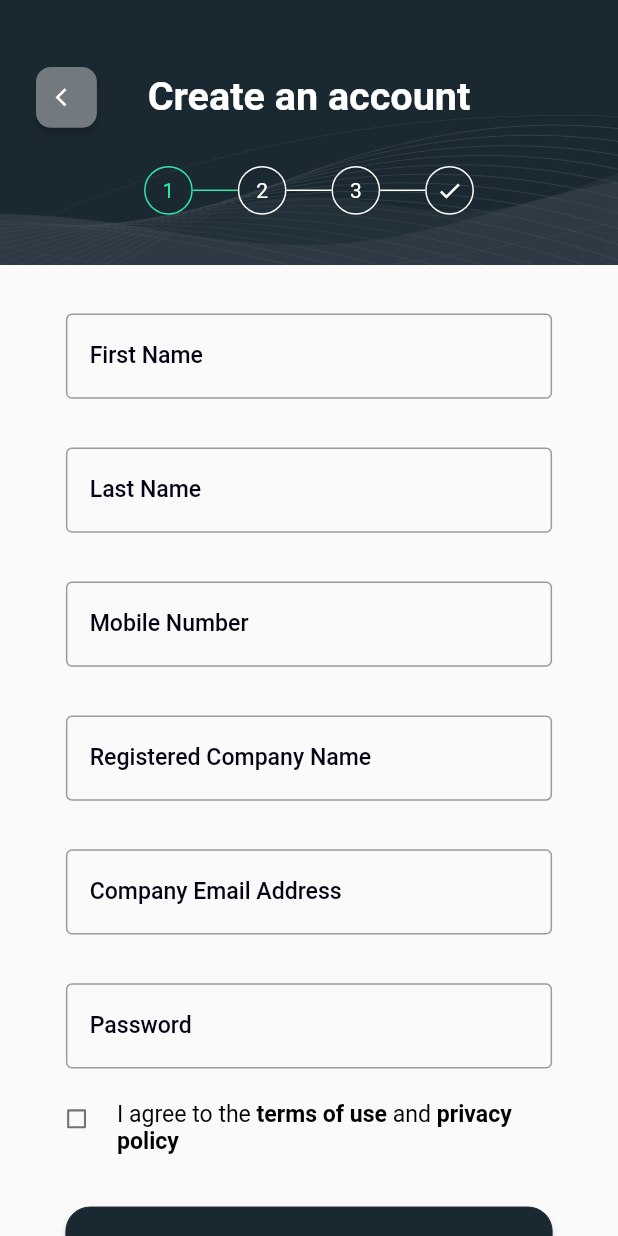
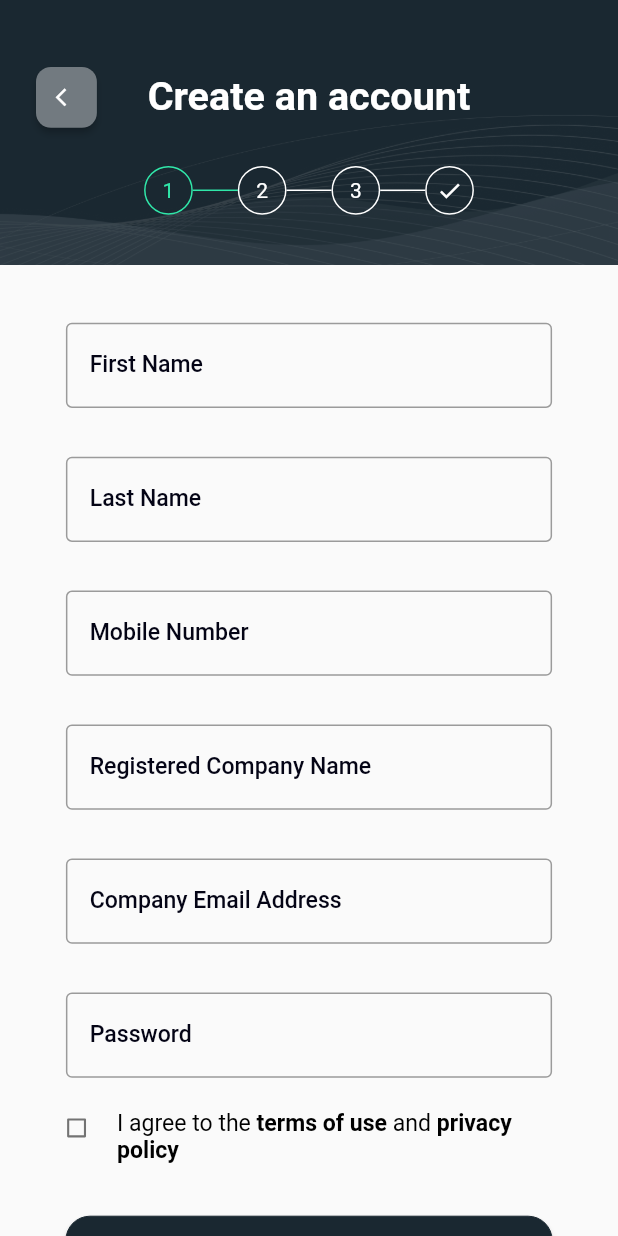
Before and after one commit to bestmycode/FlexMobileApp, a Flutter app: the SignUpScreen screen opened by its route, on a phone screen of 412 x 824 dp. Run offline on Flutter 3.47's test engine with Material 2 defaults, Android fonts, the phone set to English and light mode, and no system bars; missing offline and left inert: dart:js.

Commit message:
make CustomTextField, CustonSpacer and signup_progress

```diff
--- a/lib/ui/auth/signup.dart
+++ b/lib/ui/auth/signup.dart
@@ -5,6 +5,8 @@ import 'package:flutter/material.dart';
 import 'package:flexflutter/constants/constants.dart';
 import 'package:flexflutter/utils/validator.dart';
 import 'package:flexflutter/utils/scale.dart';
+import 'package:flexflutter/ui/widgets/textformfield.dart';
+import 'package:flexflutter/ui/widgets/spacefield.dart';
 
 class SignUpScreen extends StatefulWidget {
   const SignUpScreen({Key? key}) : super(key: key);
@@ -35,6 +37,7 @@ class SignUpScreenState extends State<SignUpScreen> {
   final passwordCtl = TextEditingController();
   // ignore: non_constant_identifier_names
   bool flag_term = false;
+  int signup_progress = 1;
 
   handleBack() {
     Navigator.of(context).pop();
@@ -61,15 +64,25 @@ class SignUpScreenState extends State<SignUpScreen> {
           child: Column(
             children: [
               logo(),
-              customTextField(firstNameCtl, 'Enter First Name', ' First Name ', false),
-              customTextField(lastNameCtl, 'Enter Last Name', ' Last Name ', false),
-              customTextField(mobileNumberCtl, 'Enter Mobile Number', ' Mobile Number ', false),
-              customTextField(companyNameCtl, 'Enter Company Name', ' Registered Company Name ', false),
-              customTextField(companyEmailCtl, 'Enter Company Email Address', ' Company Email Address ', false),
-              customTextField(passwordCtl, 'At Least 8 Characters', ' Password ', true),
+              const CustomSpacer(size: 38),
+              CustomTextField(ctl: firstNameCtl, hint: 'Enter First Name', label: ' First Name '),
+              const CustomSpacer(size: 32),
+              CustomTextField(ctl: lastNameCtl, hint: 'Enter Last Name', label: ' Last Name '),
+              const CustomSpacer(size: 32),
+              CustomTextField(ctl: mobileNumberCtl, hint: 'Enter Mobile Number', label: ' Mobile Number '),
+              const CustomSpacer(size: 32),
+              CustomTextField(ctl: companyNameCtl, hint: 'Enter Company Name', label: ' Registered Company Name '),
+              const CustomSpacer(size: 32),
+              CustomTextField(ctl: companyEmailCtl, hint: 'Enter Company Email Address', label: ' Company Email Address '),
+              const CustomSpacer(size: 32),
+              CustomTextField(ctl: passwordCtl, hint: 'At Least 8 Characters', label: ' Password ', pwd: true),
+              const CustomSpacer(size: 21),
               termsField(),
+              const CustomSpacer(size: 22),
               continueButton(),
-              loginField()
+              const CustomSpacer(size: 45),
+              loginField(),
+              const CustomSpacer(size: 52),
             ]
           )
         )
@@ -125,6 +138,7 @@ class SignUpScreenState extends State<SignUpScreen> {
                   ]
                 )
               ),
+              const CustomSpacer(size: 25),
               signUpProgressField()
             ]
         )
@@ -133,21 +147,20 @@ class SignUpScreenState extends State<SignUpScreen> {
 
   Widget signUpProgressField() {
     return (
-      Container(
+      SizedBox(
         width: MediaQuery.of(context).size.width,
         height: hScale(32),
-        margin: EdgeInsets.only(top: hScale(25)),
         child: Row(
           mainAxisAlignment: MainAxisAlignment.center,
           crossAxisAlignment: CrossAxisAlignment.center,
           children: [
-            roundNumber('1', true),
-            hypen(true),
-            roundNumber('2', false),
-            hypen(false),
-            roundNumber('3', false),
-            hypen(false),
-            roundNumber('4', false)
+            roundNumber(1, signup_progress >= 1),
+            hypen(signup_progress >= 1),
+            roundNumber(2, signup_progress >= 2),
+            hypen(signup_progress >= 2),
+            roundNumber(3, signup_progress >= 3),
+            hypen(signup_progress >= 3),
+            roundNumber(4, signup_progress >= 4)
           ],
         ),
       )
@@ -165,8 +178,8 @@ class SignUpScreenState extends State<SignUpScreen> {
         ),
         borderRadius: BorderRadius.circular(hScale(16)),
       ),
-      child: num != '4'
-          ? Text(num, style: TextStyle(color: active ? const Color(0xff30E7A9) : Colors.white))
+      child: num != 4
+          ? Text(num.toString(), style: TextStyle(color: active ? const Color(0xff30E7A9) : Colors.white))
           : Icon(Icons.check , color: active ? const Color(0xff30E7A9) : Colors.white, size:wScale(16)),
     );
   }
@@ -179,42 +192,10 @@ class SignUpScreenState extends State<SignUpScreen> {
     );
   }
 
-  Widget customTextField(ctl, hint, label, pwd) {
-    return Container(
-        width: wScale(295),
-        height: hScale(56),
-        margin: EdgeInsets.only(top: hScale(32)),
-        alignment: Alignment.center,
-        child: TextField(
-          controller: ctl,
-          obscureText: pwd,
-          decoration: InputDecoration(
-            border: const OutlineInputBorder(),
-            hintText: hint,
-            hintStyle: TextStyle(
-                color: const Color(0xff040415),
-                fontSize: fSize(14),
-                fontWeight: FontWeight.w500),
-            labelText: label,
-            labelStyle: TextStyle(
-                color: const Color(0xff040415),
-                fontSize: fSize(14),
-                fontWeight: FontWeight.w500),
-            focusedBorder: const OutlineInputBorder(
-                borderSide: BorderSide(
-                    color: Color(0xff040415),
-                    width: 1.0)
-            ),
-          ),
-        )
-    );
-  }
-
   Widget termsField() {
     return Container(
       width: wScale(295),
       height: hScale(48),
-      margin: EdgeInsets.only(top: hScale(21)),
       alignment: Alignment.topLeft,
       child: Row(
         mainAxisAlignment: MainAxisAlignment.spaceBetween,
@@ -247,10 +228,9 @@ class SignUpScreenState extends State<SignUpScreen> {
   }
 
   Widget termsTitle() {
-    return Container(
+    return SizedBox(
       width: wScale(264),
       height: hScale(48),
-      // margin: EdgeInsets.only(left: wScale(17)),
       child: RichText(
         text: TextSpan(
           style: TextStyle(
@@ -269,10 +249,9 @@ class SignUpScreenState extends State<SignUpScreen> {
   }
 
   Widget continueButton() {
-    return Container(
+    return SizedBox(
         width: wScale(295),
         height: hScale(56),
-        margin: EdgeInsets.only(top: hScale(22)),
         child: ElevatedButton(
           style: ElevatedButton.styleFrom(
             primary: const Color(0xff1A2831),
@@ -290,9 +269,7 @@ class SignUpScreenState extends State<SignUpScreen> {
   }
 
   Widget loginField() {
-    return Container(
-        margin: EdgeInsets.only(top: hScale(45), bottom: hScale(52)),
-        child: Row(
+    return Row(
       mainAxisAlignment: MainAxisAlignment.center,
       children: [
         Text(
@@ -300,7 +277,6 @@ class SignUpScreenState extends State<SignUpScreen> {
             style: TextStyle(color: Colors.black, fontSize: fSize(14), fontWeight: FontWeight.w500 )),
         loginButton()
       ],
-        )
     );
   }
 
--- /dev/null
+++ b/lib/ui/widgets/spacefield.dart
@@ -0,0 +1,19 @@
+import 'package:flutter/material.dart';
+import 'package:flexflutter/utils/scale.dart';
+
+class CustomSpacer extends StatelessWidget {
+  final double size;
+
+  const CustomSpacer({Key? key, this.size = 0 }) : super(key: key);
+
+  @override
+  Widget build(BuildContext context) {
+    hScale(double scale) {
+      return Scale().hScale(context, scale);
+    }
+    return SizedBox(
+        width: 10.0,
+        height: hScale(size)
+    );
+  }
+}
--- a/lib/ui/widgets/textformfield.dart
+++ b/lib/ui/widgets/textformfield.dart
@@ -1,47 +1,55 @@
+import 'dart:js';
+
 import 'package:flutter/material.dart';
-import 'package:flexflutter/ui/widgets/responsive_ui.dart';
+import 'package:flexflutter/utils/scale.dart';
 
 class CustomTextField extends StatelessWidget {
   final String hint;
-  final TextEditingController textEditingController;
-  final TextInputType keyboardType;
-  final bool obscureText;
-  final IconData icon;
-  late double _width;
-  late double _pixelRatio;
-  late bool large;
-  late bool medium;
+  final String label;
+  final TextEditingController ctl;
+  final bool pwd;
 
-
-  CustomTextField(
-    {Key? key, required this.hint,
-      required this.textEditingController,
-      required this.keyboardType,
-      required this.icon,
-      this.obscureText= false,
-     }) : super(key: key);
+  const CustomTextField({Key? key, required this.ctl, required this.hint, required this.label, this.pwd= false }) : super(key: key);
 
   @override
   Widget build(BuildContext context) {
-    _width = MediaQuery.of(context).size.width;
-    _pixelRatio = MediaQuery.of(context).devicePixelRatio;
-    large =  ResponsiveWidget.isScreenLarge(_width, _pixelRatio);
-    medium=  ResponsiveWidget.isScreenMedium(_width, _pixelRatio);
-    return Material(
-      borderRadius: BorderRadius.circular(30.0),
-      elevation: large? 12 : (medium? 10 : 8),
-      child: TextFormField(
-        controller: textEditingController,
-        keyboardType: keyboardType,
-        cursorColor: Colors.orange,
-        decoration: InputDecoration(
-          prefixIcon: Icon(icon, color: Colors.orange, size: 20),
-          hintText: hint,
-          border: OutlineInputBorder(
-              borderRadius: BorderRadius.circular(30.0),
-              borderSide: BorderSide.none),
-        ),
-      ),
+    hScale(double scale) {
+      return Scale().hScale(context, scale);
+    }
+    wScale(double scale) {
+      return Scale().wScale(context, scale);
+    }
+
+    fSize(double size) {
+      return Scale().fSize(context, size);
+    }
+
+    return Container(
+        width: wScale(295),
+        height: hScale(56),
+        alignment: Alignment.center,
+        child: TextField(
+          controller: ctl,
+          obscureText: pwd,
+          decoration: InputDecoration(
+            border: const OutlineInputBorder(),
+            hintText: hint,
+            hintStyle: TextStyle(
+                color: const Color(0xff040415),
+                fontSize: fSize(14),
+                fontWeight: FontWeight.w500),
+            labelText: label,
+            labelStyle: TextStyle(
+                color: const Color(0xff040415),
+                fontSize: fSize(14),
+                fontWeight: FontWeight.w500),
+            focusedBorder: const OutlineInputBorder(
+                borderSide: BorderSide(
+                    color: Color(0xff040415),
+                    width: 1.0)
+            ),
+          ),
+        )
     );
   }
 }
```
Also changed, not shown: lib/ui/auth/forgotpwd.dart (+5 -31 lines), lib/ui/auth/signin.dart (+16 -76 lines), lib/ui/auth/signin_auth.dart (+17 -30 lines), lib/ui/splash/splash.dart (+8 -8 lines). Lines whose indentation alone changed are shown as unchanged.
